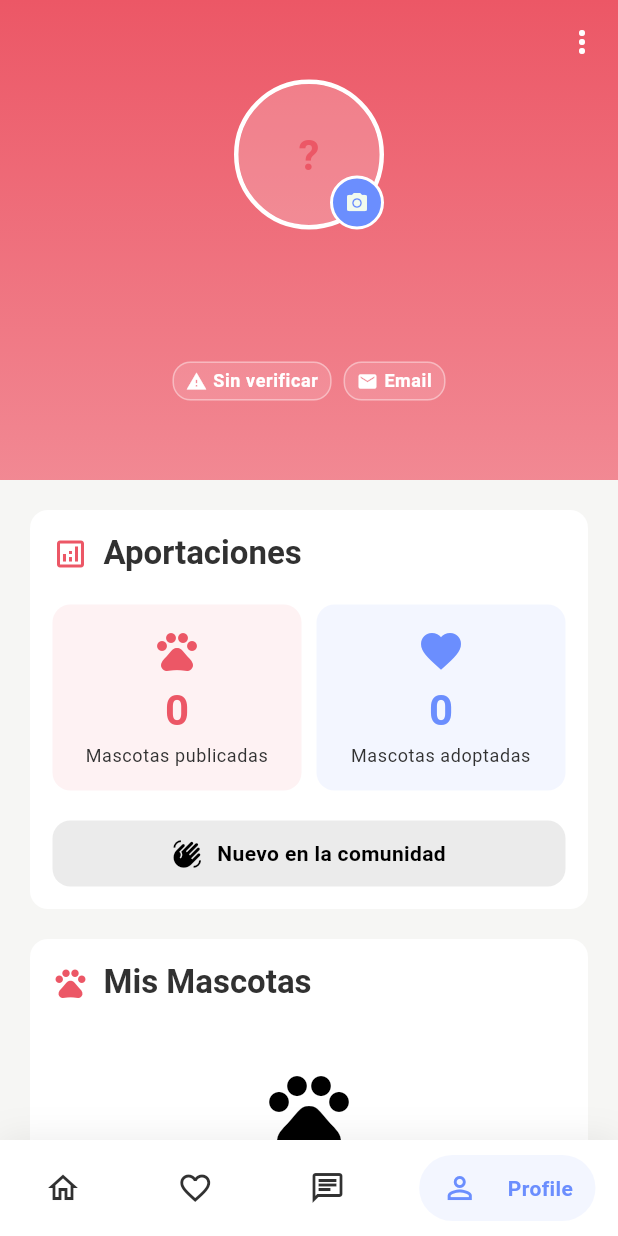
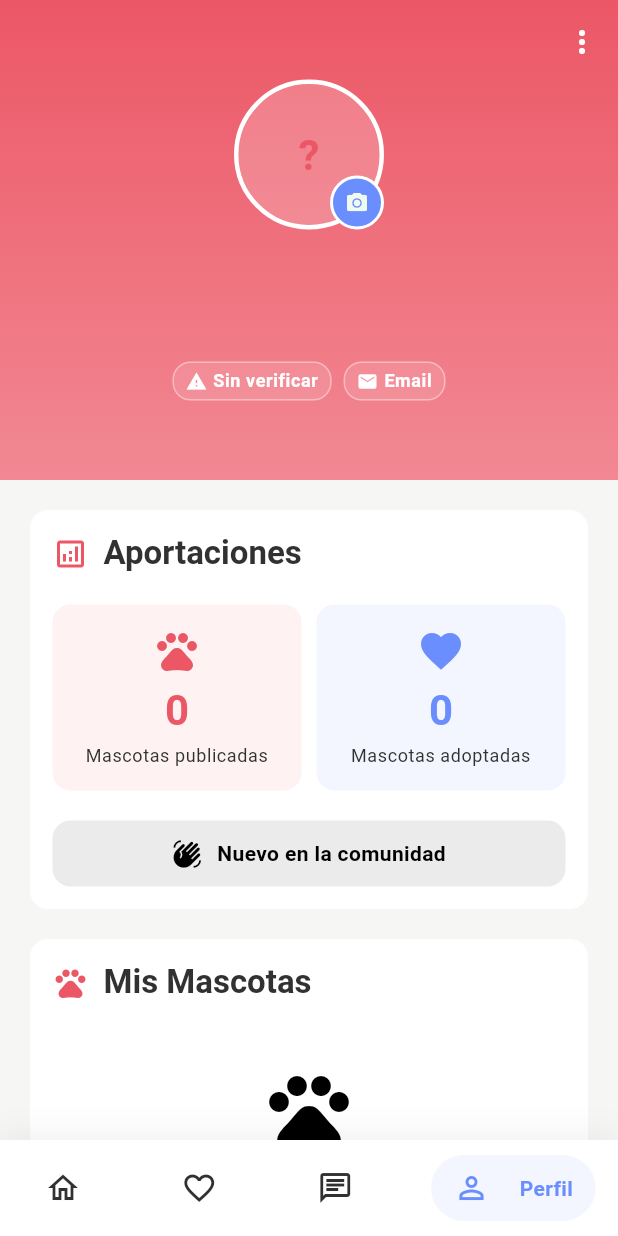
Before and after one commit to Reh4m/pet_adoption_app, a Flutter app: the RootScreen screen opened by its route, item 4 of the bottom bar chosen, on a phone screen of 412 x 824 dp. Run offline on Flutter 3.47's test engine with Material 3 defaults, Android fonts, the phone set to English and light mode, and no system bars; drawn by our look-alikes of google_nav_bar; our stand-ins replace cached_network_image, carousel_slider, cloud_firestore, dartz, equatable, firebase_auth and 10 more; missing offline and left inert: blobs; accounts and stored records are empty; generated files the repository leaves out were written again; statements that could not run were skipped.

Commit message:
Update navbar labels

```diff
--- a/lib/src/presentation/screens/root_screen.dart
+++ b/lib/src/presentation/screens/root_screen.dart
@@ -72,9 +72,9 @@ class _RootScreenState extends State<RootScreen> {
           iconSize: 24,
           tabs: const <GButton>[
             GButton(icon: Icons.home_outlined, text: 'Home'),
-            GButton(icon: Icons.favorite_outline, text: 'Favorites'),
-            GButton(icon: Icons.chat_outlined, text: 'Notifications'),
-            GButton(icon: Icons.person_outline, text: 'Profile'),
+            GButton(icon: Icons.favorite_outline, text: 'Favoritos'),
+            GButton(icon: Icons.chat_outlined, text: 'Notificaciones'),
+            GButton(icon: Icons.person_outline, text: 'Perfil'),
           ],
           selectedIndex: _selectedIndex,
           onTabChange: _onItemTapped,
```
